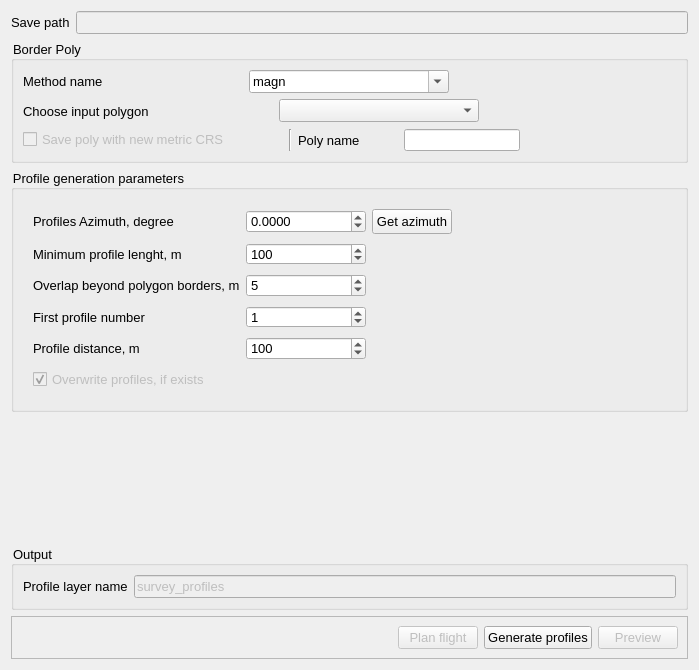
Old version of the form UI/FlightPlanning/ProfileGenerate.ui in the repository raulett/RousettusTool.
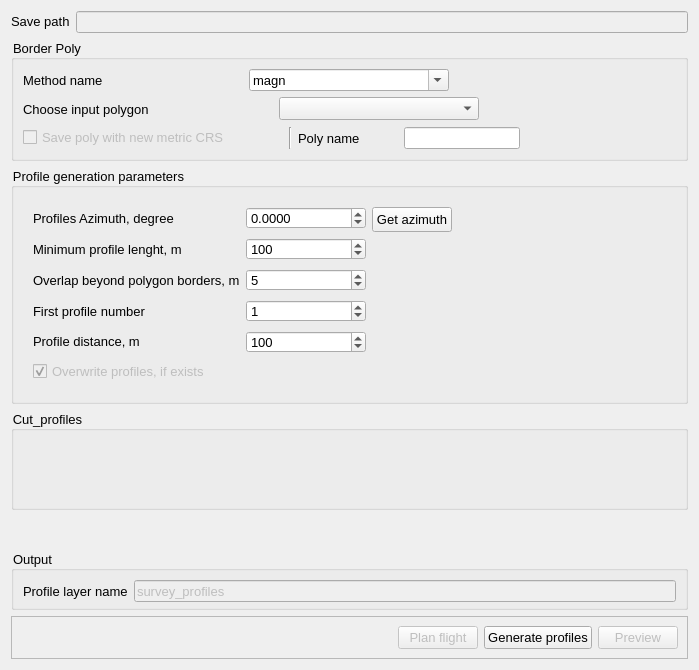
New version of the form. Custom widgets are drawn as their Qt base class.

The edit to the form file:
```diff
--- a/UI/FlightPlanning/ProfileGenerate.ui
+++ b/UI/FlightPlanning/ProfileGenerate.ui
@@ -636,6 +636,19 @@
      </layout>
     </widget>
    </item>
+   <item>
+    <widget class="QGroupBox" name="groupBox_4">
+     <property name="minimumSize">
+      <size>
+       <width>0</width>
+       <height>100</height>
+      </size>
+     </property>
+     <property name="title">
+      <string>Cut_profiles</string>
+     </property>
+    </widget>
+   </item>
    <item>
     <spacer name="verticalSpacer">
      <property name="orientation">
```
Left out of the diff: 6 changed lines with no effect on the pictures.
